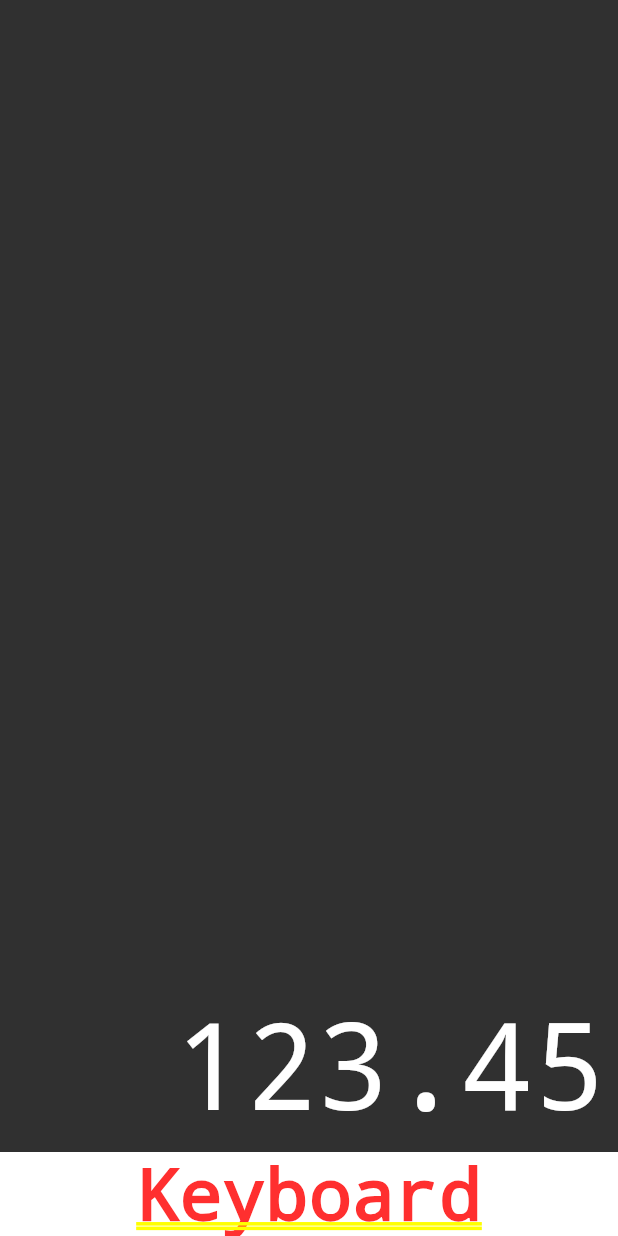
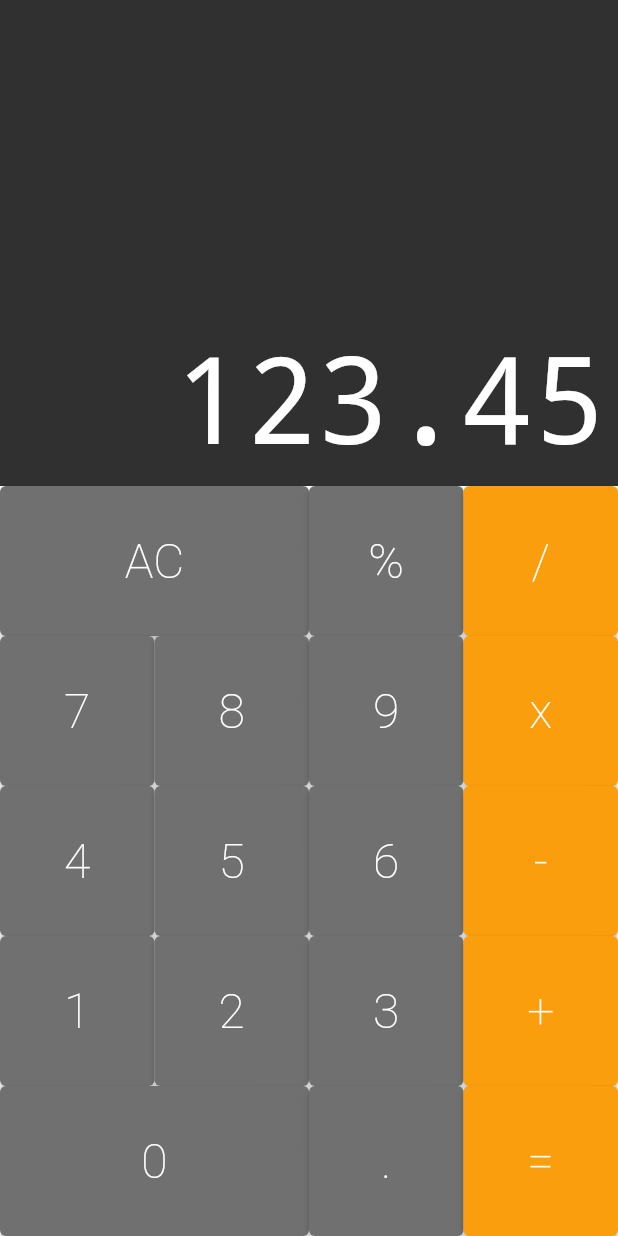
Before and after one commit to brunofrs7/calculator-flutter, a Flutter app: the screen it shows after launch, on a phone screen of 412 x 824 dp. Run offline on Flutter 3.47's test engine with Material 2 defaults, Android fonts, the phone set to English and light mode, and no system bars; drawn by our look-alikes of auto_size_text.

Commit message:
Keyboard finished

```diff
--- /dev/null
+++ b/lib/components/button.dart
@@ -0,0 +1,51 @@
+import 'package:flutter/material.dart';
+
+class Button extends StatelessWidget {
+  static const darkColor = Color.fromRGBO(82, 82, 82, 1);
+  static const defaultColor = Color.fromRGBO(112, 112, 112, 1);
+  static const operationColor = Color.fromRGBO(250, 158, 13, 1);
+
+  final String text;
+  final bool big;
+  final Color color;
+
+  const Button({
+    super.key,
+    required this.text,
+    this.big = false,
+    this.color = defaultColor,
+  });
+  const Button.big({
+    super.key,
+    required this.text,
+    this.big = true,
+    this.color = defaultColor,
+  });
+  const Button.operation({
+    super.key,
+    required this.text,
+    this.big = false,
+    this.color = operationColor,
+  });
+
+  @override
+  Widget build(BuildContext context) {
+    return Expanded(
+      flex: big ? 2 : 1,
+      child: ElevatedButton(
+        style: ElevatedButton.styleFrom(
+          backgroundColor: color,
+        ),
+        child: Text(
+          text,
+          style: const TextStyle(
+            color: Colors.white,
+            fontSize: 32,
+            fontWeight: FontWeight.w200,
+          ),
+        ),
+        onPressed: () {},
+      ),
+    );
+  }
+}
--- /dev/null
+++ b/lib/components/button_row.dart
@@ -0,0 +1,22 @@
+import 'package:calculator/components/button.dart';
+import 'package:flutter/material.dart';
+
+class ButtonRow extends StatelessWidget {
+  final List<Button> buttons;
+
+  const ButtonRow({
+    super.key,
+    required this.buttons,
+  });
+
+  @override
+  Widget build(BuildContext context) {
+    return Expanded(
+      flex: 1,
+      child: Row(
+        crossAxisAlignment: CrossAxisAlignment.stretch,
+        children: buttons,
+      ),
+    );
+  }
+}
--- /dev/null
+++ b/lib/components/keyboard.dart
@@ -0,0 +1,54 @@
+import 'package:flutter/material.dart';
+import 'button.dart';
+import 'button_row.dart';
+
+class Keyboard extends StatelessWidget {
+  @override
+  Widget build(BuildContext context) {
+    return Container(
+      height: 500,
+      child: Column(
+        children: const [
+          ButtonRow(
+            buttons: [
+              Button.big(text: 'AC'),
+              Button(text: '%'),
+              Button.operation(text: '/'),
+            ],
+          ),
+          ButtonRow(
+            buttons: [
+              Button(text: '7'),
+              Button(text: '8'),
+              Button(text: '9'),
+              Button.operation(text: 'x'),
+            ],
+          ),
+          ButtonRow(
+            buttons: [
+              Button(text: '4'),
+              Button(text: '5'),
+              Button(text: '6'),
+              Button.operation(text: '-'),
+            ],
+          ),
+          ButtonRow(
+            buttons: [
+              Button(text: '1'),
+              Button(text: '2'),
+              Button(text: '3'),
+              Button.operation(text: '+'),
+            ],
+          ),
+          ButtonRow(
+            buttons: [
+              Button.big(text: '0'),
+              Button(text: '.'),
+              Button.operation(text: '='),
+            ],
+          ),
+        ],
+      ),
+    );
+  }
+}
--- /dev/null
+++ b/lib/models/memory.dart
@@ -0,0 +1 @@
+class Memory {}
--- a/lib/screens/calculator.dart
+++ b/lib/screens/calculator.dart
@@ -1,5 +1,6 @@
 import 'package:flutter/material.dart';
 import '../components/display.dart';
+import '../components/keyboard.dart';
 
 class Calculator extends StatelessWidget {
   const Calculator({super.key});
@@ -7,11 +8,12 @@ class Calculator extends StatelessWidget {
   @override
   Widget build(BuildContext context) {
     return MaterialApp(
-        home: Column(
-      children: [
-        Display(text: '123.45'),
-        Text('Keyboard'),
-      ],
-    ));
+      home: Column(
+        children: [
+          Display(text: '123.45'),
+          Keyboard(),
+        ],
+      ),
+    );
   }
 }
```
